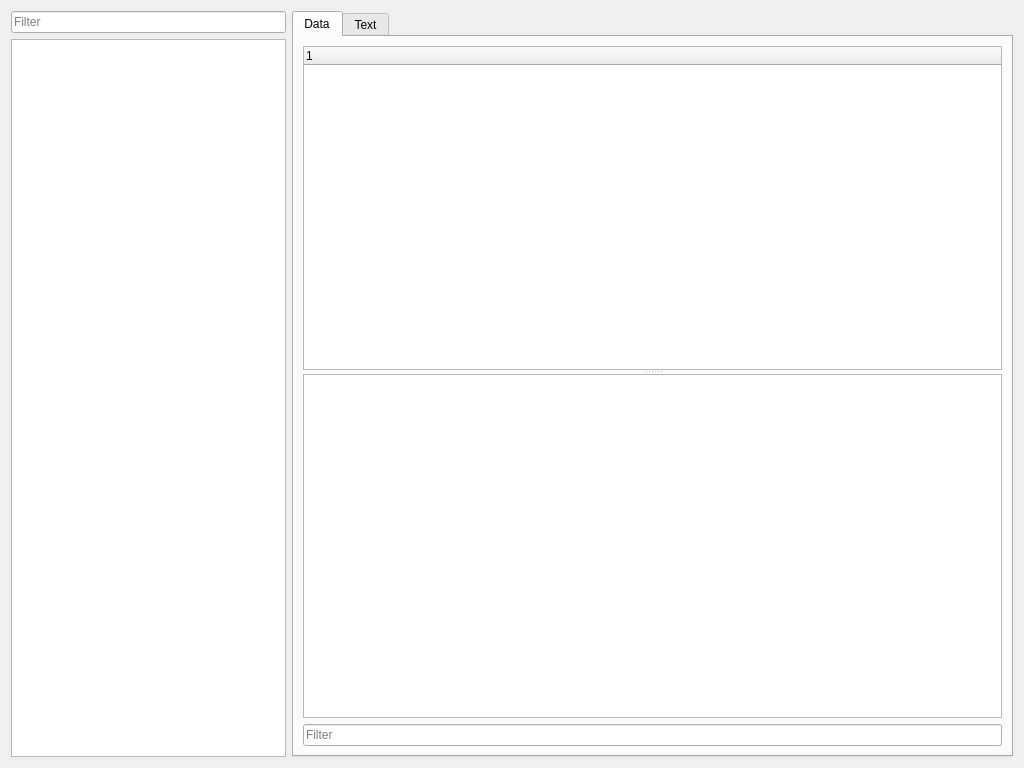
Qt form src/rcui/rcfileview.ui (KDAB/knut) before a commit.
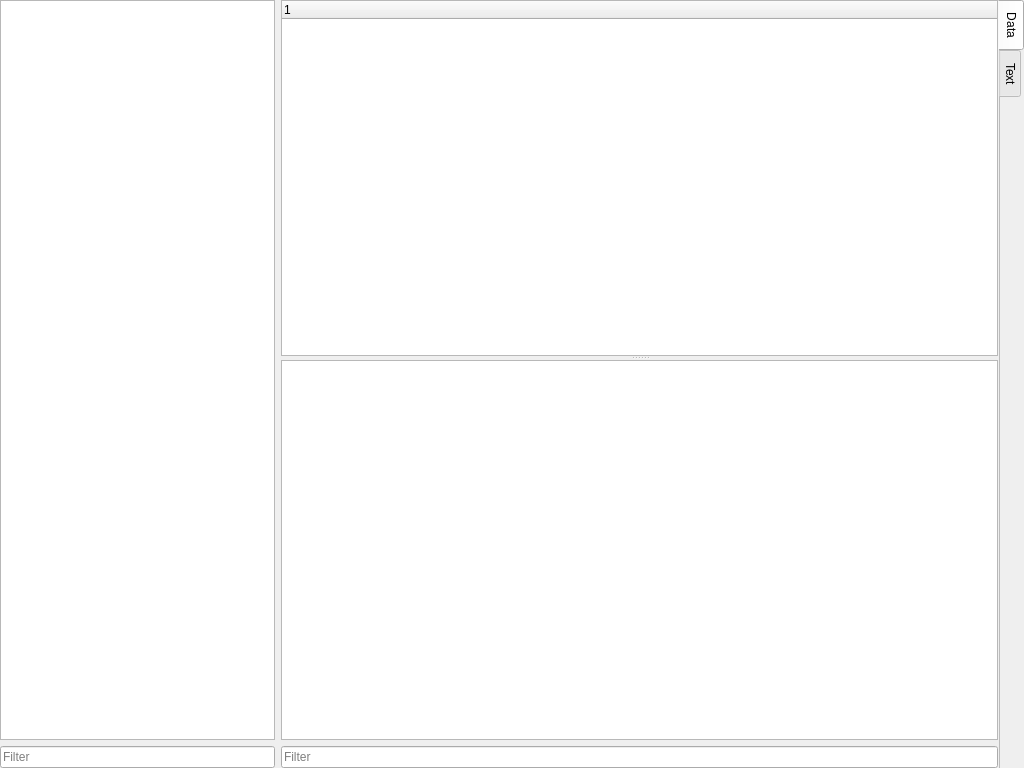
The same form after that commit.

Patch:
```diff
--- a/src/rcui/rcfileview.ui
+++ b/src/rcui/rcfileview.ui
@@ -14,6 +14,18 @@
    <string>Form</string>
   </property>
   <layout class="QHBoxLayout" name="horizontalLayout">
+   <property name="leftMargin">
+    <number>0</number>
+   </property>
+   <property name="topMargin">
+    <number>0</number>
+   </property>
+   <property name="rightMargin">
+    <number>0</number>
+   </property>
+   <property name="bottomMargin">
+    <number>0</number>
+   </property>
    <item>
     <widget class="QWidget" name="widget" native="true">
      <property name="sizePolicy">
@@ -47,16 +59,6 @@
       <property name="bottomMargin">
        <number>0</number>
       </property>
-      <item>
-       <widget class="QLineEdit" name="dataFilter">
-        <property name="placeholderText">
-         <string>Filter</string>
-        </property>
-        <property name="clearButtonEnabled">
-         <bool>true</bool>
-        </property>
-       </widget>
-      </item>
       <item>
        <widget class="QTreeView" name="dataView">
         <property name="headerHidden">
@@ -67,19 +69,47 @@
         </attribute>
        </widget>
       </item>
+      <item>
+       <widget class="QLineEdit" name="dataFilter">
+        <property name="placeholderText">
+         <string>Filter</string>
+        </property>
+        <property name="clearButtonEnabled">
+         <bool>true</bool>
+        </property>
+       </widget>
+      </item>
      </layout>
     </widget>
    </item>
    <item>
     <widget class="QTabWidget" name="tabWidget">
+     <property name="tabPosition">
+      <enum>QTabWidget::East</enum>
+     </property>
      <property name="currentIndex">
       <number>0</number>
      </property>
+     <property name="documentMode">
+      <bool>true</bool>
+     </property>
      <widget class="QWidget" name="tab">
       <attribute name="title">
        <string>Data</string>
       </attribute>
       <layout class="QVBoxLayout" name="verticalLayout_3">
+       <property name="leftMargin">
+        <number>0</number>
+       </property>
+       <property name="topMargin">
+        <number>0</number>
+       </property>
+       <property name="rightMargin">
+        <number>0</number>
+       </property>
+       <property name="bottomMargin">
+        <number>0</number>
+       </property>
        <item>
         <widget class="QSplitter" name="splitter">
          <property name="orientation">
```
Left out of the diff: 12 changed lines with no effect on the pictures.
